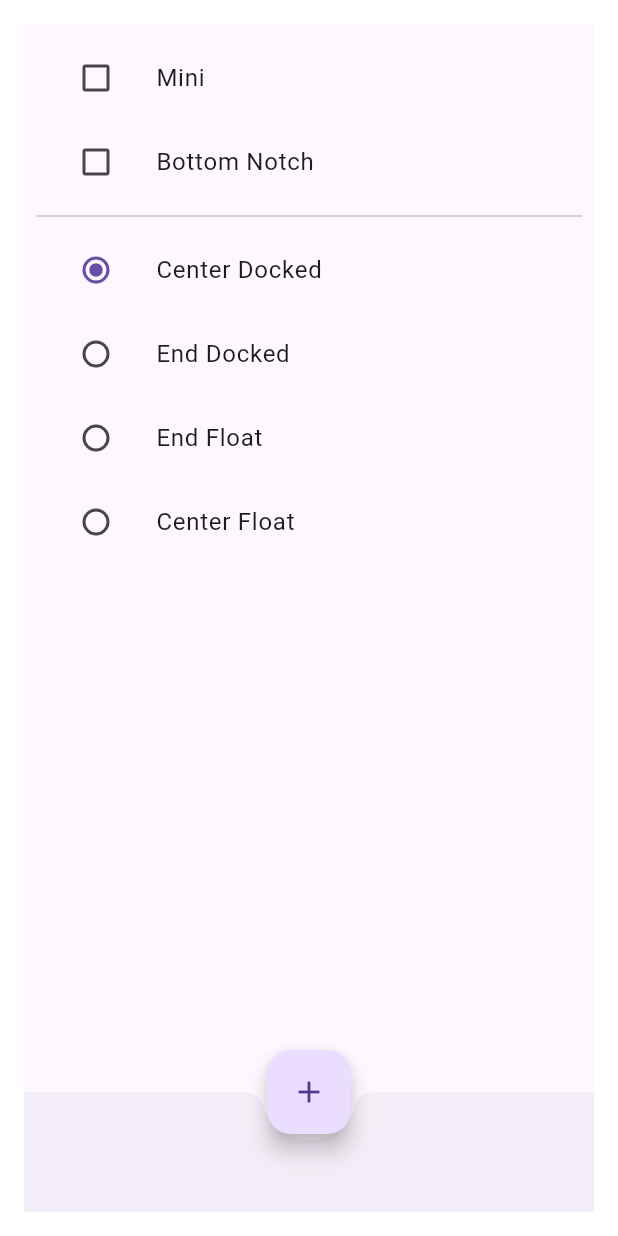
After one commit to IngNex/flutter_practice_pubdev, a Flutter app: the screen it shows after launch, after a tap on "LFloatingActionButton", on a phone screen of 412 x 824 dp. The commit adds this screen. Run offline on Flutter 3.47's test engine with Material 3 defaults, Android fonts, the phone set to English and light mode, and no system bars; our stand-ins replace curved_navigation_bar, dot_navigation_bar, firebase_core, firebase_storage, flutter_colorpicker, image_picker and 1 more; accounts and stored records are empty.

Commit message:
floating bottom add

```diff
--- /dev/null
+++ b/lib/floating_bottom/floating_bottom.dart
@@ -0,0 +1,126 @@
+/* **************
+                 * START***
+************** */
+
+import 'package:flutter/material.dart';
+
+enum POSITIONS { endDocked, centerFloat, endFloat, centerDocked }
+
+class LFloatingActionButton extends StatefulWidget {
+  @override
+  _LFloatingActionButtonState createState() => _LFloatingActionButtonState();
+}
+
+class _LFloatingActionButtonState extends State<LFloatingActionButton> {
+  FloatingActionButtonLocation _fabLocation =
+      FloatingActionButtonLocation.centerDocked;
+  POSITIONS? _character = POSITIONS.centerDocked;
+  bool? _isNotched = false;
+  bool? _isMini = false;
+
+  @override
+  Widget build(BuildContext context) {
+    return Padding(
+      padding: const EdgeInsets.all(16.0),
+      child: Scaffold(
+        body: ListView(
+          padding: const EdgeInsets.all(8),
+          children: <Widget>[
+            ListTile(
+              title: Text("Mini"),
+              leading: Checkbox(
+                value: _isMini,
+                onChanged: (bool) => {
+                  setState(() {
+                    _isMini = bool;
+                  })
+                },
+              ),
+            ),
+            ListTile(
+              title: Text("Bottom Notch"),
+              leading: Checkbox(
+                value: _isNotched,
+                onChanged: (bool) => {
+                  setState(() {
+                    _isNotched = bool;
+                  })
+                },
+              ),
+            ),
+            Divider(),
+            ListTile(
+              title: Text("Center Docked"),
+              leading: Radio(
+                value: POSITIONS.centerDocked,
+                groupValue: _character,
+                onChanged: (POSITIONS? value) {
+                  setState(() {
+                    _character = value;
+                    _fabLocation = FloatingActionButtonLocation.centerDocked;
+                  });
+                },
+              ),
+            ),
+            ListTile(
+              title: Text("End Docked"),
+              leading: Radio(
+                value: POSITIONS.endDocked,
+                groupValue: _character,
+                onChanged: (POSITIONS? value) {
+                  setState(() {
+                    _character = value;
+                    _fabLocation = FloatingActionButtonLocation.endDocked;
+                  });
+                },
+              ),
+            ),
+            ListTile(
+              title: Text("End Float"),
+              leading: Radio(
+                value: POSITIONS.endFloat,
+                groupValue: _character,
+                onChanged: (POSITIONS? value) {
+                  setState(() {
+                    _character = value;
+                    _fabLocation = FloatingActionButtonLocation.endFloat;
+                  });
+                },
+              ),
+            ),
+            ListTile(
+              title: Text("Center Float"),
+              leading: Radio(
+                value: POSITIONS.centerFloat,
+                groupValue: _character,
+                onChanged: (POSITIONS? value) {
+                  setState(() {
+                    _character = value;
+                    _fabLocation = FloatingActionButtonLocation.centerFloat;
+                  });
+                },
+              ),
+            )
+          ],
+        ),
+        floatingActionButton: FloatingActionButton(
+            child: Icon(Icons.add), mini: this._isMini!, onPressed: () => {}),
+        floatingActionButtonLocation: FloatingActionButtonLocation.centerDocked,
+        bottomNavigationBar: BottomAppBar(
+          shape: CircularNotchedRectangle(),
+          child: Container(
+            height: 50.0,
+          ),
+        ),
+      ),
+    );
+  }
+}
+
+/* **************
+***************
+***************
+              * END***
+***************
+***************
+************** */
--- a/lib/pages.dart
+++ b/lib/pages.dart
@@ -1,6 +1,7 @@
 import 'package:flutter/material.dart';
 import 'package:flutter_practice_navigationbar/bnb_animation/bnb_animation.dart';
 import 'package:flutter_practice_navigationbar/bottomnavigationbar.dart/main_bnb.dart';
+import 'package:flutter_practice_navigationbar/floating_bottom/floating_bottom.dart';
 import 'package:flutter_practice_navigationbar/menu/main_menu.dart';
 import 'package:flutter_practice_navigationbar/provider_firebase_storage/main_fb_storage.dart';
 import 'package:flutter_practice_navigationbar/switch_personal.dart/page.dart';
@@ -79,6 +80,16 @@ class Pages extends StatelessWidget {
               },
               child: const Text('BNB main'),
             ),
+            ElevatedButton(
+              onPressed: () {
+                Navigator.of(context).push(
+                  MaterialPageRoute(
+                    builder: (context) =>  LFloatingActionButton(),
+                  ),
+                );
+              },
+              child: const Text('LFloatingActionButton'),
+            ),
 
           ],
         ),
--- a/pubspec.yaml
+++ b/pubspec.yaml
@@ -39,7 +39,6 @@ dependencies:
   image_picker: ^1.0.4
   persistent_bottom_nav_bar: ^5.0.2
   provider: ^6.1.1
-  titled_navigation_bar: ^4.1.0
 
 dev_dependencies:
   flutter_lints: ^2.0.0
```
